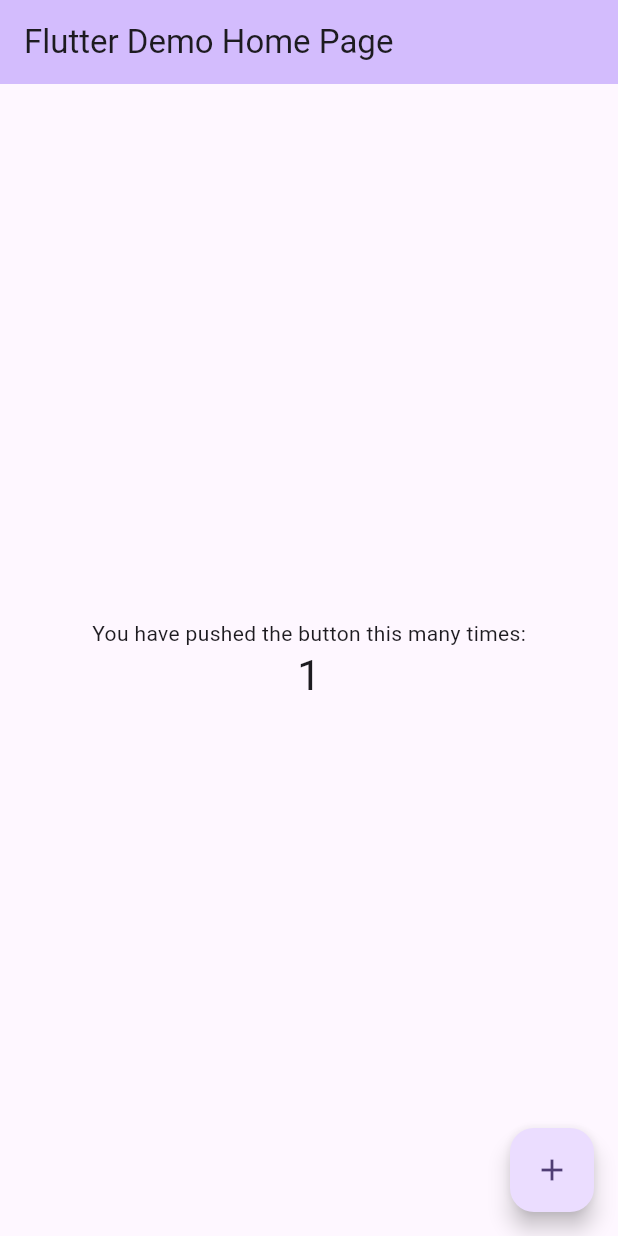
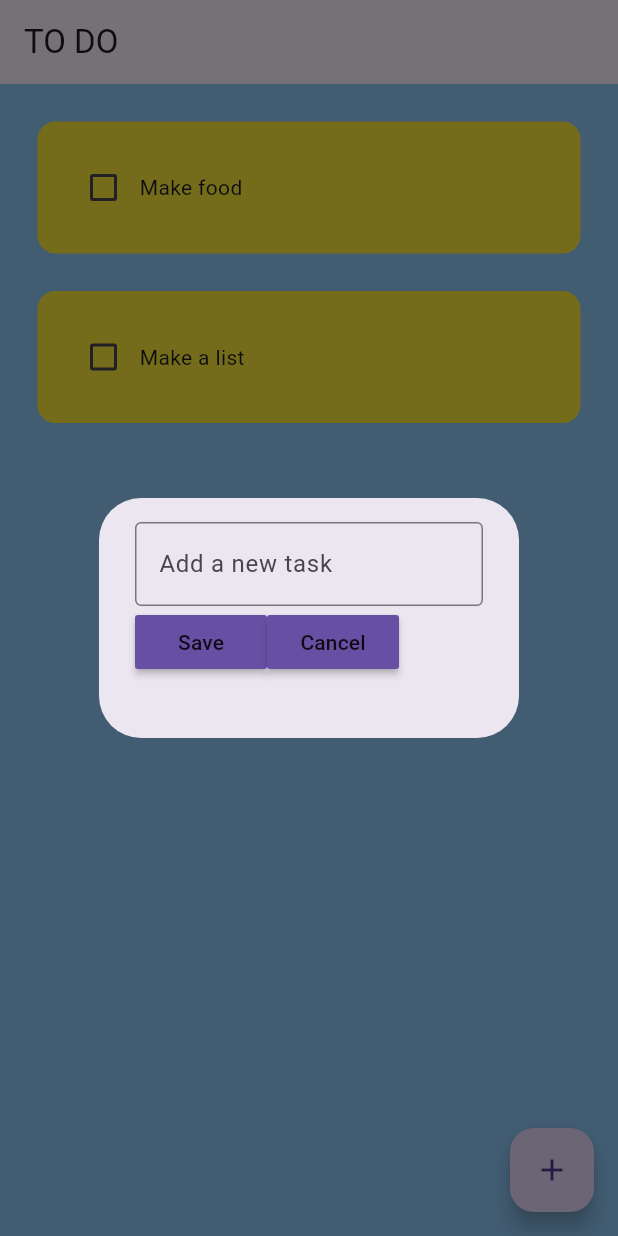
Before and after one commit to RayChan9123/Flutter-Practice-Repo, a Flutter app: the screen it shows after launch, after a tap on the "add" icon, on a phone screen of 412 x 824 dp. Run offline on Flutter 3.47's test engine with Material 3 defaults, Android fonts, the phone set to English and light mode, and no system bars.

Commit message:
half finished - added buttons task list

```diff
--- a/lib/main.dart
+++ b/lib/main.dart
@@ -1,4 +1,8 @@
+// ignore_for_file: avoid_unnecessary_containers, prefer_const_constructors
+
 import 'package:flutter/material.dart';
+import 'package:flutter_application_1/pages/home_page.dart';
+
 
 void main() {
   runApp(const MyApp());
@@ -7,119 +11,13 @@ void main() {
 class MyApp extends StatelessWidget {
   const MyApp({super.key});
 
-  // This widget is the root of your application.
+
   @override
   Widget build(BuildContext context) {
     return MaterialApp(
-      title: 'Flutter Demo',
-      theme: ThemeData(
-        // This is the theme of your application.
-        //
-        // TRY THIS: Try running your application with "flutter run". You'll see
-        // the application has a purple toolbar. Then, without quitting the app,
-        // try changing the seedColor in the colorScheme below to Colors.green
-        // and then invoke "hot reload" (save your changes or press the "hot
-        // reload" button in a Flutter-supported IDE, or press "r" if you used
-        // the command line to start the app).
-        //
-        // Notice that the counter didn't reset back to zero; the application
-        // state is not lost during the reload. To reset the state, use hot
-        // restart instead.
-        //
-        // This works for code too, not just values: Most code changes can be
-        // tested with just a hot reload.
-        colorScheme: ColorScheme.fromSeed(seedColor: Colors.deepPurple),
-        useMaterial3: true,
-      ),
-      home: const MyHomePage(title: 'Flutter Demo Home Page'),
+      debugShowCheckedModeBanner: false,
+      home: HomePage(),
+      theme: ThemeData(primarySwatch:Colors.yellow),
     );
   }
 }
-
-class MyHomePage extends StatefulWidget {
-  const MyHomePage({super.key, required this.title});
-
-  // This widget is the home page of your application. It is stateful, meaning
-  // that it has a State object (defined below) that contains fields that affect
-  // how it looks.
-
-  // This class is the configuration for the state. It holds the values (in this
-  // case the title) provided by the parent (in this case the App widget) and
-  // used by the build method of the State. Fields in a Widget subclass are
-  // always marked "final".
-
-  final String title;
-
-  @override
-  State<MyHomePage> createState() => _MyHomePageState();
-}
-
-class _MyHomePageState extends State<MyHomePage> {
-  int _counter = 0;
-
-  void _incrementCounter() {
-    setState(() {
-      // This call to setState tells the Flutter framework that something has
-      // changed in this State, which causes it to rerun the build method below
-      // so that the display can reflect the updated values. If we changed
-      // _counter without calling setState(), then the build method would not be
-      // called again, and so nothing would appear to happen.
-      _counter++;
-    });
-  }
-
-  @override
-  Widget build(BuildContext context) {
-    // This method is rerun every time setState is called, for instance as done
-    // by the _incrementCounter method above.
-    //
-    // The Flutter framework has been optimized to make rerunning build methods
-    // fast, so that you can just rebuild anything that needs updating rather
-    // than having to individually change instances of widgets.
-    return Scaffold(
-      appBar: AppBar(
-        // TRY THIS: Try changing the color here to a specific color (to
-        // Colors.amber, perhaps?) and trigger a hot reload to see the AppBar
-        // change color while the other colors stay the same.
-        backgroundColor: Theme.of(context).colorScheme.inversePrimary,
-        // Here we take the value from the MyHomePage object that was created by
-        // the App.build method, and use it to set our appbar title.
-        title: Text(widget.title),
-      ),
-      body: Center(
-        // Center is a layout widget. It takes a single child and positions it
-        // in the middle of the parent.
-        child: Column(
-          // Column is also a layout widget. It takes a list of children and
-          // arranges them vertically. By default, it sizes itself to fit its
-          // children horizontally, and tries to be as tall as its parent.
-          //
-          // Column has various properties to control how it sizes itself and
-          // how it positions its children. Here we use mainAxisAlignment to
-          // center the children vertically; the main axis here is the vertical
-          // axis because Columns are vertical (the cross axis would be
-          // horizontal).
-          //
-          // TRY THIS: Invoke "debug painting" (choose the "Toggle Debug Paint"
-          // action in the IDE, or press "p" in the console), to see the
-          // wireframe for each widget.
-          mainAxisAlignment: MainAxisAlignment.center,
-          children: <Widget>[
-            const Text(
-              'You have pushed the button this many times:',
-            ),
-            Text(
-              '$_counter',
-              style: Theme.of(context).textTheme.headlineMedium,
-            ),
-          ],
-        ),
-      ),
-      floatingActionButton: FloatingActionButton(
-        onPressed: _incrementCounter,
-        tooltip: 'Increment',
-        child: const Icon(Icons.add),
-      ), // This trailing comma makes auto-formatting nicer for build methods.
-    );
-  }
-}
--- /dev/null
+++ b/lib/pages/home_page.dart
@@ -0,0 +1,63 @@
+// ignore_for_file: prefer_const_constructors
+
+import 'package:flutter/material.dart';
+import 'package:flutter_application_1/util/dialog_box.dart';
+import 'package:flutter_application_1/util/todo_tile.dart';
+
+class HomePage extends StatefulWidget {
+  const HomePage({super.key});
+
+  @override
+  State<HomePage> createState() => _HomePageState();
+}
+
+class _HomePageState extends State<HomePage> {
+  //list of todo tasks
+  List toDoList = [
+    ["Make food", false],
+    ["Make a list", false]
+  ];
+
+  //checkbox was tapped
+  void checkBoxChanged(bool? value, int index) {
+    setState(() {
+      toDoList[index][1] = !toDoList[index][1];
+    });
+  }
+
+  //create  a new task
+  void createNewTask() {
+    showDialog(
+      context: context,
+      builder: (context) {
+        return DialogBox();
+      },
+    );
+  }
+
+
+  @override
+  Widget build(BuildContext context) {
+    return Scaffold(
+      backgroundColor: Colors.blue[200] ,
+      appBar: AppBar(
+        title: Text('TO DO'),
+        elevation:0
+      ),
+      floatingActionButton: FloatingActionButton(
+          onPressed: createNewTask,
+          child: Icon(Icons.add),
+          ),
+      body: ListView.builder(
+        itemCount: toDoList.length,
+        itemBuilder: (context, index) {
+          return ToDoTile(
+            taskName: toDoList[index][0],
+            taskCompleted: toDoList[index][1],
+            onChanged: (value) => checkBoxChanged(value, index),
+            );
+        },
+      ),
+    );
+  }
+}
--- /dev/null
+++ b/lib/util/dialog_box.dart
@@ -0,0 +1,33 @@
+import 'package:flutter/material.dart';
+import 'package:flutter_application_1/util/my_button.dart';
+
+class DialogBox extends StatelessWidget {
+  const DialogBox({super.key});
+
+  @override
+  Widget build(BuildContext context) {
+    return AlertDialog(
+      content: Container(
+        height: 120,
+        child: Column(children: [
+          //get user input
+          TextField(
+            decoration: InputDecoration(
+              border: OutlineInputBorder(),
+              hintText: "Add a new task",
+            )
+          ),
+
+          // buttons -> save + cancel
+          Row(
+            children: [
+            //save button
+            MyButton(text: "Save", onPressed: (){}),
+            //cancel button
+            MyButton(text: "Cancel", onPressed: (){})
+          ],)
+        ]),
+      ),
+    );
+  }
+}
--- /dev/null
+++ b/lib/util/my_button.dart
@@ -0,0 +1,20 @@
+import 'package:flutter/material.dart';
+
+class MyButton extends StatelessWidget {
+  final String text;
+  VoidCallback onPressed;
+  MyButton({
+    super.key,
+    required this.text,
+    required this.onPressed
+  });
+
+  @override
+  Widget build(BuildContext context) {
+    return MaterialButton(
+      onPressed: onPressed,
+      child: Text(text),
+      color: Theme.of(context).primaryColor
+    );
+  }
+}
--- /dev/null
+++ b/lib/util/todo_tile.dart
@@ -0,0 +1,47 @@
+// ignore_for_file: prefer_const_constructors, sort_child_properties_last
+
+import 'package:flutter/material.dart';
+
+class ToDoTile extends StatelessWidget {
+  final String taskName;
+  final bool taskCompleted;
+  Function(bool?)? onChanged;
+
+  ToDoTile({
+    super.key,
+    required this.taskName,
+    required this.taskCompleted,
+    required this.onChanged,
+  });
+
+  @override
+  Widget build(BuildContext context) {
+    return Padding(
+      padding: const EdgeInsets.only(left: 25.0, right: 25, top: 25),
+      child: Container(
+        padding: EdgeInsets.all(20),
+        child: Row(
+          children: [
+
+            //checkbox
+            Checkbox(
+              value: taskCompleted,
+              onChanged: onChanged
+            ),
+
+            //task name
+            Text(
+              taskName,
+              style: TextStyle(decoration: taskCompleted ? TextDecoration.lineThrough : TextDecoration.none ,
+              ),
+              )
+          ],
+        ),
+        decoration: BoxDecoration(
+          color: Colors.yellow,
+          borderRadius: BorderRadius.circular(12),
+          ),
+      ),
+    );
+  }
+}
```
Also changed, not shown: 1 other file.
